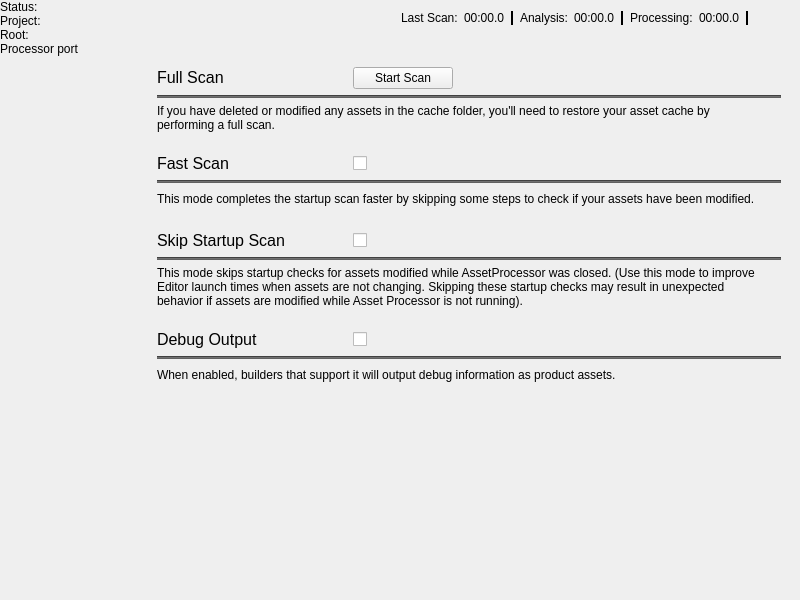
Before: the Qt Designer form Code/Tools/AssetProcessor/native/ui/MainWindow.ui in carbonated-dev/o3de, drawn with Qt 5.
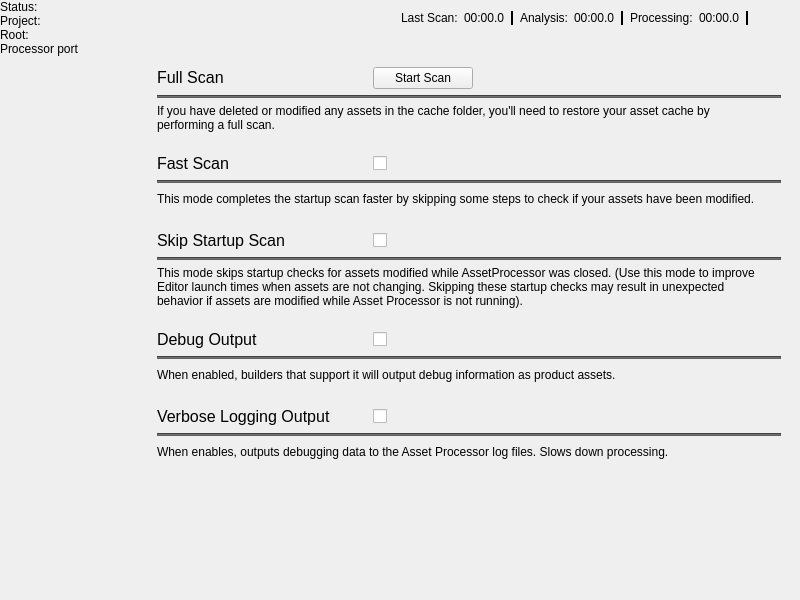
After: the same form once the commit is applied. The open tabs and pages were chosen to show the change. Icons and pictures are not drawn. Custom widgets are drawn as their Qt base class.

The edit to the form file:
```diff
--- a/Code/Tools/AssetProcessor/native/ui/MainWindow.ui
+++ b/Code/Tools/AssetProcessor/native/ui/MainWindow.ui
@@ -1546,7 +1546,7 @@
                <widget class="QLabel" name="fullScanHeader">
                 <property name="minimumSize">
                  <size>
-                  <width>170</width>
+                  <width>190</width>
                   <height>0</height>
                  </size>
                 </property>
@@ -1685,7 +1685,7 @@
                <widget class="QLabel" name="fastScanHeader">
                 <property name="minimumSize">
                  <size>
-                  <width>170</width>
+                  <width>190</width>
                   <height>0</height>
                  </size>
                 </property>
@@ -1830,7 +1830,7 @@
                <widget class="QLabel" name="disableStartupScanHeader">
                 <property name="minimumSize">
                  <size>
-                  <width>170</width>
+                  <width>190</width>
                   <height>0</height>
                  </size>
                 </property>
@@ -1963,7 +1963,7 @@
                <widget class="QLabel" name="debugOutputHeader">
                 <property name="minimumSize">
                  <size>
-                  <width>170</width>
+                  <width>190</width>
                   <height>0</height>
                  </size>
                 </property>
@@ -2095,10 +2095,161 @@
             <property name="orientation">
              <enum>Qt::Vertical</enum>
             </property>
+            <property name="sizeType">
+             <enum>QSizePolicy::Fixed</enum>
+            </property>
             <property name="sizeHint" stdset="0">
              <size>
               <width>16</width>
-              <height>40</height>
+              <height>16</height>
+             </size>
+            </property>
+           </spacer>
+          </item>
+          <item>
+           <layout class="QVBoxLayout" name="logFileLevelLayout">
+            <item>
+             <layout class="QHBoxLayout" name="logFileLevelLayoutLine">
+              <item>
+               <widget class="QLabel" name="logfileLevelHeader">
+                <property name="minimumSize">
+                 <size>
+                  <width>190</width>
+                  <height>0</height>
+                 </size>
+                </property>
+                <property name="baseSize">
+                 <size>
+                  <width>0</width>
+                  <height>0</height>
+                 </size>
+                </property>
+                <property name="font">
+                 <font>
+                  <pointsize>12</pointsize>
+                 </font>
+                </property>
+                <property name="text">
+                 <string>&lt;html&gt;&lt;head/&gt;&lt;body&gt;&lt;p&gt;&lt;span style=&quot; font-size:12pt;&quot;&gt;Verbose Logging Output&lt;/span&gt;&lt;/p&gt;&lt;/body&gt;&lt;/html&gt;</string>
+                </property>
+               </widget>
+              </item>
+              <item>
+               <spacer name="horizontalSpacer_9">
+                <property name="orientation">
+                 <enum>Qt::Horizontal</enum>
+                </property>
+                <property name="sizeType">
+                 <enum>QSizePolicy::Fixed</enum>
+                </property>
+                <property name="sizeHint" stdset="0">
+                 <size>
+                  <width>20</width>
+                  <height>20</height>
+                 </size>
+                </property>
+               </spacer>
+              </item>
+              <item>
+               <widget class="QCheckBox" name="verboseLoggingCheckbox">
+                <property name="sizePolicy">
+                 <sizepolicy hsizetype="Fixed" vsizetype="Fixed">
+                  <horstretch>0</horstretch>
+                  <verstretch>0</verstretch>
+                 </sizepolicy>
+                </property>
+                <property name="minimumSize">
+                 <size>
+                  <width>100</width>
+                  <height>0</height>
+                 </size>
+                </property>
+                <property name="text">
+                 <string/>
+                </property>
+               </widget>
+              </item>
+              <item>
+               <spacer name="horizontalSpacer_10">
+                <property name="orientation">
+                 <enum>Qt::Horizontal</enum>
+                </property>
+                <property name="sizeHint" stdset="0">
+                 <size>
+                  <width>40</width>
+                  <height>20</height>
+                 </size>
+                </property>
+               </spacer>
+              </item>
+             </layout>
+            </item>
+            <item>
+             <widget class="Line" name="line_5">
+              <property name="minimumSize">
+               <size>
+                <width>0</width>
+                <height>0</height>
+               </size>
+              </property>
+              <property name="baseSize">
+               <size>
+                <width>0</width>
+                <height>0</height>
+               </size>
+              </property>
+              <property name="styleSheet">
+               <string notr="true">background-color: #616161;</string>
+              </property>
+              <property name="orientation">
+               <enum>Qt::Horizontal</enum>
+              </property>
+             </widget>
+            </item>
+            <item>
+             <layout class="QHBoxLayout" name="logFileLevelLayoutDescription">
+              <item>
+               <widget class="QLabel" name="logFileLevelDescription">
+                <property name="text">
+                 <string>&lt;html&gt;&lt;head/&gt;&lt;body&gt;&lt;p&gt;When enables, outputs debugging data to the Asset Processor log files.  Slows down processing.&lt;/p&gt;&lt;/body&gt;&lt;/html&gt;</string>
+                </property>
+                <property name="scaledContents">
+                 <bool>false</bool>
+                </property>
+                <property name="wordWrap">
+                 <bool>true</bool>
+                </property>
+               </widget>
+              </item>
+              <item>
+               <spacer name="indentSpacer4_2">
+                <property name="orientation">
+                 <enum>Qt::Horizontal</enum>
+                </property>
+                <property name="sizeType">
+                 <enum>QSizePolicy::Fixed</enum>
+                </property>
+                <property name="sizeHint" stdset="0">
+                 <size>
+                  <width>20</width>
+                  <height>20</height>
+                 </size>
+                </property>
+               </spacer>
+              </item>
+             </layout>
+            </item>
+           </layout>
+          </item>
+          <item>
+           <spacer name="gapSpacer5">
+            <property name="orientation">
+             <enum>Qt::Vertical</enum>
+            </property>
+            <property name="sizeHint" stdset="0">
+             <size>
+              <width>16</width>
+              <height>77</height>
              </size>
             </property>
            </spacer>
```
Left out of the diff: 4 changed lines with no effect on the pictures.
